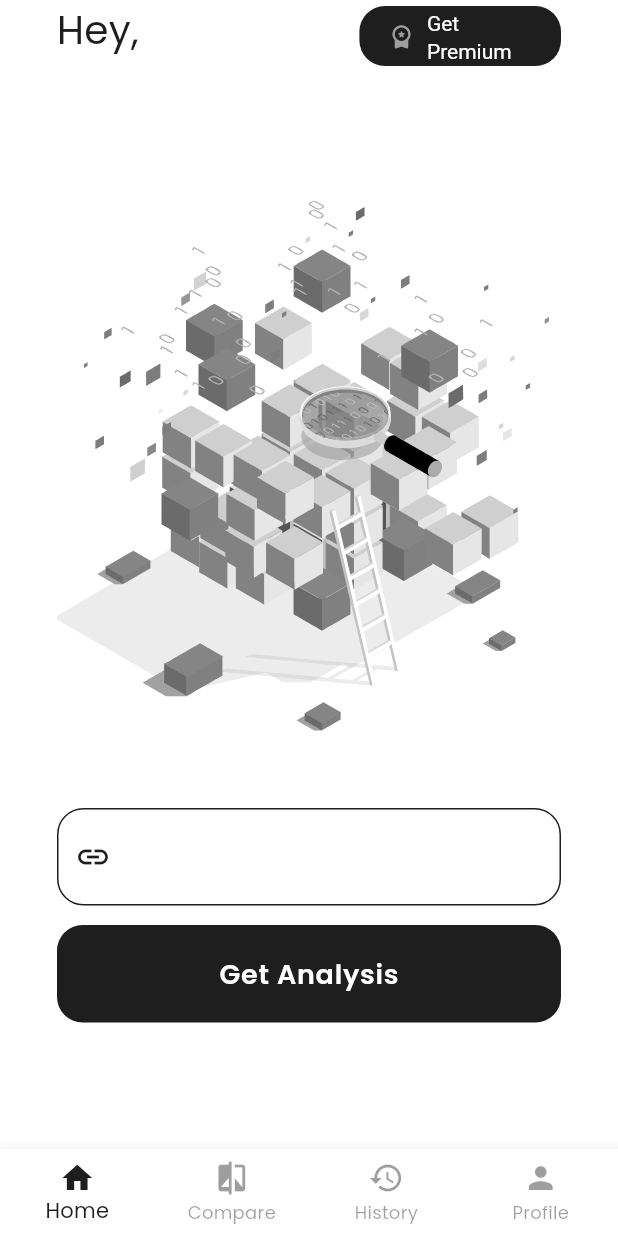
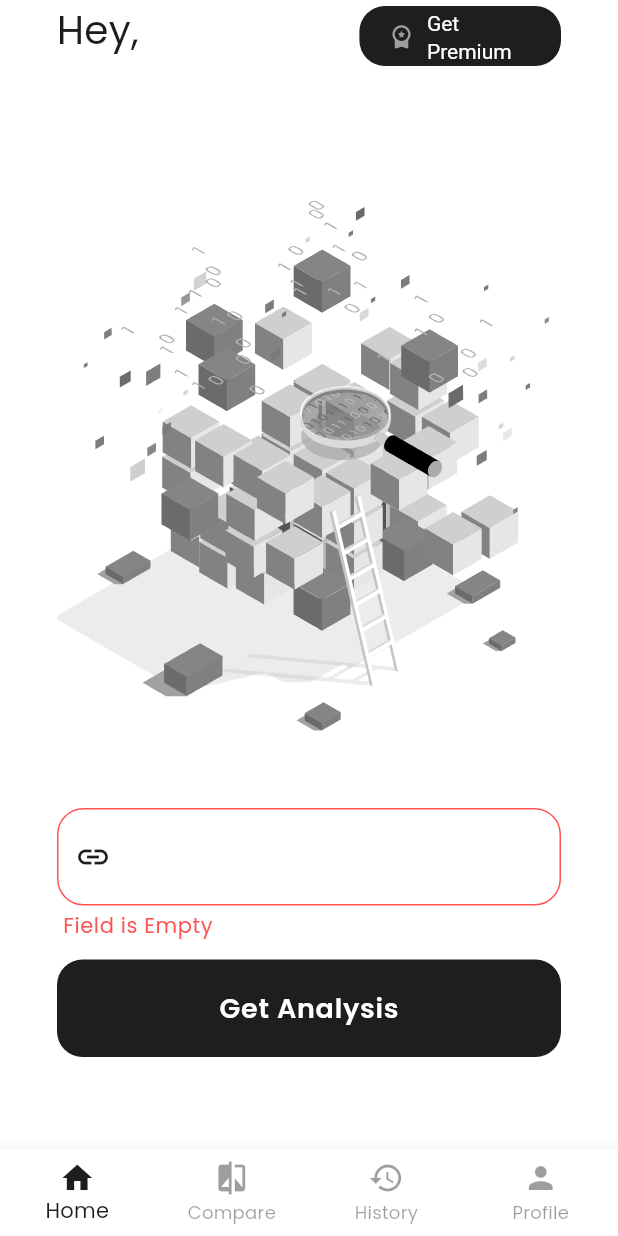
Before and after one commit to adarshpandey18/amazon-review-sentiment-analysis, a Flutter app: the BottomAppBarScreen screen opened by its route, after a tap on "Get Analysis", on a phone screen of 412 x 824 dp. Run offline on Flutter 3.47's test engine with Material 3 defaults, Android fonts, the phone set to English and light mode, and no system bars; drawn by our look-alikes of lottie; our stand-ins replace cloud_firestore, firebase_auth, firebase_core, go_router, google_fonts, top_snackbar_flutter; accounts and stored records are empty; network calls fail.

Commit message:
Added Auth Wrapper

```diff
--- a/sentilytics/lib/core/constants/text_string.dart
+++ b/sentilytics/lib/core/constants/text_string.dart
@@ -35,4 +35,5 @@ class TextString {
   static String errorText = 'Error 404';
   // ======================================== HOME =================================================
   static String homeGreetingText = 'Hey,';
+  static String homeLinkButtonText = 'Get Analysis';
 }
--- a/sentilytics/lib/routes/app_router_constant.dart
+++ b/sentilytics/lib/routes/app_router_constant.dart
@@ -1,6 +1,7 @@
 class AppRouterConstant {
   AppRouterConstant._();
   // Route names
+  static final String authWrapperRouteName = 'AuthWrapper';
   static final String signInRouteName = 'SignIn';
   static final String signUpRouteName = 'SignUp';
   static final String forgotPasswordRouteName = 'ForgotPassword';
@@ -12,6 +13,7 @@ class AppRouterConstant {
   static final String bottomAppBarRouteName = 'BottomAppBar';
 
   // Route paths
+  static final String authWrapperRoutePath = '/authWrapper';
   static final String signInRoutePath = '/signIn';
   static final String signUpRoutePath = '/signUp';
   static final String forgotPasswordRoutePath = '/forgotPassword';
--- a/sentilytics/lib/routes/app_routes_config.dart
+++ b/sentilytics/lib/routes/app_routes_config.dart
@@ -1,5 +1,6 @@
 import 'package:go_router/go_router.dart';
 import 'package:sentilytics/routes/app_router_constant.dart';
+import 'package:sentilytics/screens/authentication/auth_wrapper.dart';
 import 'package:sentilytics/screens/authentication/forgot%20password/forgot_password_screen.dart';
 import 'package:sentilytics/screens/authentication/sign%20in/sign_in_screen.dart';
 import 'package:sentilytics/screens/authentication/sign%20up/sign_up_screen.dart';
@@ -8,9 +9,14 @@ import 'package:sentilytics/screens/error/app_error_screen.dart';
 
 class AppRoutesConfig {
   static final GoRouter goRouter = GoRouter(
-    initialLocation: AppRouterConstant.signInRoutePath,
+    initialLocation: AppRouterConstant.authWrapperRoutePath,
     errorBuilder: (context, state) => AppErrorScreen(),
     routes: [
+      GoRoute(
+        path: AppRouterConstant.authWrapperRoutePath,
+        name: AppRouterConstant.authWrapperRoutePath,
+        builder: (context, state) => AuthWrapper(),
+      ),
       GoRoute(
         path: AppRouterConstant.signInRoutePath,
         name: AppRouterConstant.signInRouteName,
--- a/sentilytics/lib/screens/home/home.dart
+++ b/sentilytics/lib/screens/home/home.dart
@@ -11,17 +11,18 @@ import 'package:sentilytics/widget/get_premium_button.dart';
 
 class HomeScreen extends StatefulWidget {
   const HomeScreen({super.key});
-
   @override
   State<HomeScreen> createState() => _HomeScreenState();
 }
 
 class _HomeScreenState extends State<HomeScreen> {
   late TextEditingController _linkTextController;
+  late GlobalKey<FormState> _formKey;
   @override
   void initState() {
     super.initState();
     _linkTextController = TextEditingController();
+    _formKey = GlobalKey<FormState>();
     final user = FirebaseAuth.instance.currentUser;
     if (user != null) {
       WidgetsBinding.instance.addPostFrameCallback((_) {
@@ -36,15 +37,16 @@ class _HomeScreenState extends State<HomeScreen> {
   @override
   Widget build(BuildContext context) {
     final dbProvider = Provider.of<DbProvider>(context);
-
     return SafeArea(
       child: Padding(
         padding: const EdgeInsets.symmetric(horizontal: 38.0),
+        child: Form(
+          key: _formKey,
           child: Column(
             children: [
               Row(
                 crossAxisAlignment: CrossAxisAlignment.start,
-              mainAxisAlignment: MainAxisAlignment.start,
+                mainAxisAlignment: MainAxisAlignment.center,
                 children: [
                   Expanded(
                     flex: 3,
@@ -86,8 +88,14 @@ class _HomeScreenState extends State<HomeScreen> {
                 prefixIconData: Icons.link,
               ),
               const SizedBox(height: 13),
-            AuthButton(text: 'Get Analysis', onTap: () {}),
+              AuthButton(
+                text: TextString.homeLinkButtonText,
+                onTap: () {
+                  if (_formKey.currentState!.validate()) {}
+                },
+              ),
             ],
+          ),
         ),
       ),
     );
```
Also changed, not shown: sentilytics/lib/screens/authentication/auth_wrapper.dart (added, +25 -0 lines). Lines whose indentation alone changed are shown as unchanged.
